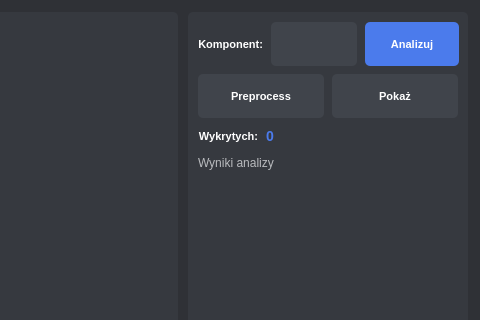
The window that gui/ui/Camera.ui (oreols/ProjektAOI) describes before a commit, drawn with Qt 5; both pictures show x 720 to 1200 and y 0 to 320 of the 1200 by 800 pixel window.
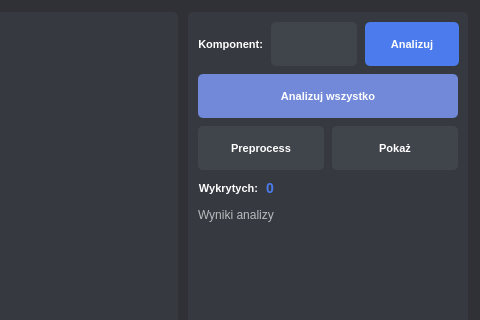
The same window after the commit. Icons and pictures are not drawn.

```diff
--- a/gui/ui/Camera.ui
+++ b/gui/ui/Camera.ui
@@ -545,6 +545,30 @@
             </item>
            </layout>
           </item>
+          <item>
+           <layout class="QHBoxLayout" name="analyzeAllLayout">
+            <property name="spacing">
+             <number>8</number>
+            </property>
+            <item>
+             <widget class="QPushButton" name="analyze_all_button">
+              <property name="text">
+               <string>Analizuj wszystko</string>
+              </property>
+              <property name="toolTip">
+               <string>Uruchom analizę wszystkich typów komponentów jednocześnie</string>
+              </property>
+              <property name="styleSheet">
+               <string notr="true">
+                background-color: #7289da; 
+                color: white;
+                font-weight: 500;
+               </string>
+              </property>
+             </widget>
+            </item>
+           </layout>
+          </item>
           <item>
            <layout class="QHBoxLayout" name="preprocessingLayout">
             <property name="spacing">
```
